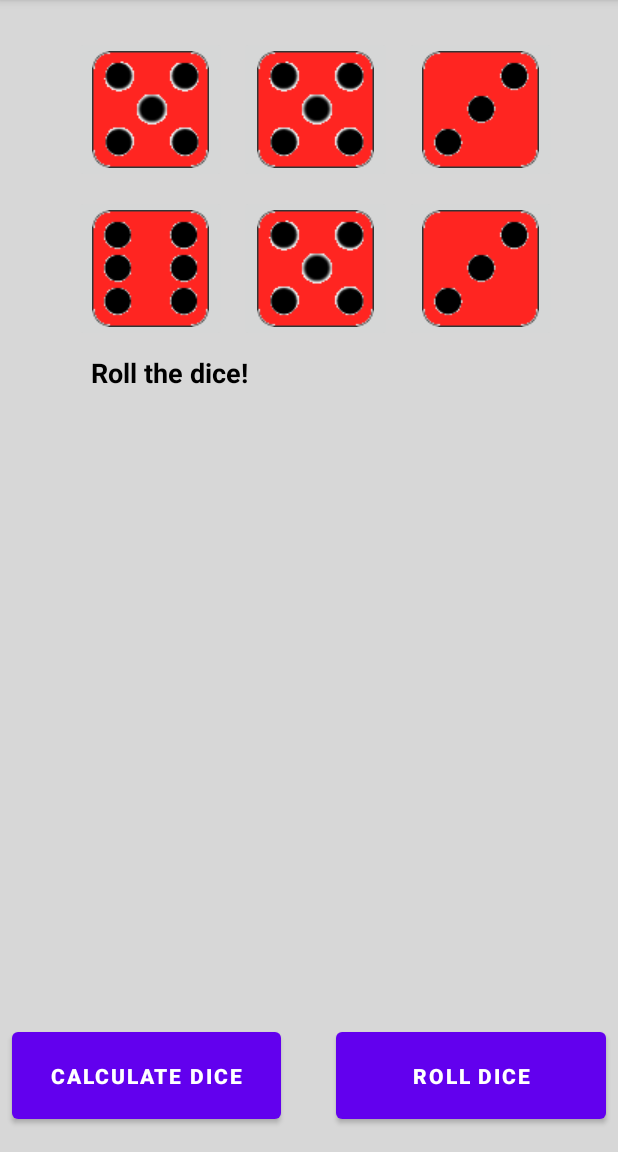
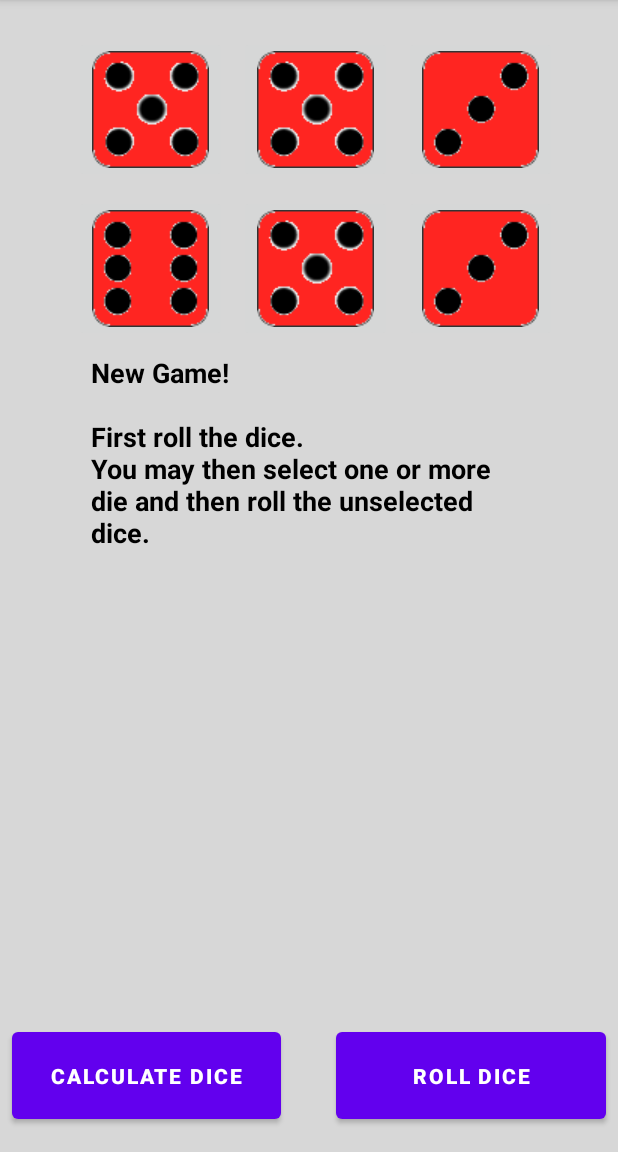
Before and after one commit to Cliveswe/Thirty, an Android app: the screen it shows after launch (ThirtyActivity), on a phone screen of 412 x 824 dp, the part 84-1236 px from its top. Run offline under Robolectric (Android 15) with nearby library versions, the phone set to English and light mode, and no system bars.

Commit message:
Last actions, cleaned up the code, added comments to all classes and methods. Version 1, done!

```diff
--- a/app/src/main/java/com/example/thirty/DiceImages.java
+++ b/app/src/main/java/com/example/thirty/DiceImages.java
@@ -1,25 +1,38 @@
+package com.example.thirty;
+
+import java.util.HashMap;
+
 /**
+ * This is a container class that groups together a list of die.
+ * <p>
  * Author: Clive Leddy
  * Email: clive@cliveleddy.com
  * Date: 2021-02-03
  */
-package com.example.thirty;
-
-import java.util.HashMap;
-
 public class DiceImages {
     private HashMap<DieColourEnum, HashMap<Integer, Integer>> imageList;
 
     public DiceImages() {
-        this.imageList = new HashMap<DieColourEnum, HashMap<Integer, Integer>>();
+        this.imageList = new HashMap<>();
     }
 
+    /**
+     * Insert a group of die into the list of dice. Use the parameter keyColour as a key to retreive
+     * a list of dice.
+     *
+     * @param keyColour a key as a DieColourEnum.
+     * @param dieImage  a group of die to be identified by the keyColour.
+     */
     public void addImage(DieColourEnum keyColour, HashMap<Integer, Integer> dieImage) {
-        //System.out.println("dieImage " + dieImage);
-        //System.out.println("key " + keyColour);
         imageList.put(keyColour, dieImage);
     }
 
+    /**
+     * Get a group of die given the key.
+     *
+     * @param key a key as a DieColourEnum.
+     * @return a group of die was identified by the key. The returned group is a HashMap.
+     */
     public HashMap<Integer, Integer> getImageList(DieColourEnum key) {
         return imageList.get(key);
     }
--- a/app/src/main/java/com/example/thirty/DieColourEnum.java
+++ b/app/src/main/java/com/example/thirty/DieColourEnum.java
@@ -1,4 +1,10 @@
 package com.example.thirty;
 
+
+/**
+ * Author: Clive Leddy
+ * Email: clive@cliveleddy.com
+ * Date: 2021-02-04
+ */
 public enum DieColourEnum {GREY, RED, WHITE
 }
--- a/app/src/main/java/com/example/thirty/ThirtyActivity.java
+++ b/app/src/main/java/com/example/thirty/ThirtyActivity.java
@@ -7,6 +7,7 @@ import android.os.Bundle;
 import android.util.Log;
 import android.widget.Button;
 import android.widget.ImageButton;
+import android.widget.TextView;
 import android.widget.Toast;
 
 import com.example.thirty.game.ThirtyGame;
@@ -16,6 +17,8 @@ import com.example.thirty.util.SetImageButtonsDice;
 import java.util.HashMap;
 
 /**
+ * This is the main activity of the game.
+ * <p>
  * Author: Clive Leddy
  * Email: clive@cliveleddy.com
  * Date: 2021-01-30
@@ -23,16 +26,21 @@ import java.util.HashMap;
 public class ThirtyActivity extends AppCompatActivity {
     //Logcat tags
     private static final String TAG = "ThirtyActivity";
-    private static final String KEY_GAME = "game";
+
     //Die colours
     private static final DieColourEnum PRIMARY_COLOUR = DieColourEnum.WHITE;
     private static final DieColourEnum SECONDARY_COLOUR = DieColourEnum.GREY;
+
+    //Bundle keys
+    private static final String KEY_GAME = "game";
+    private static final String KEY_GAME_INFO = "game info";
     //Extra's for communication between activities (process communication via the OS's Activity Manager)
     private static final int THIRTY_SHOW_RESULTS = 100;
 
     private HashMap<Integer, Integer> mAllDiceImageButtons;
     private ThirtyGame mGame;
     private GameMessages mGameMessages;
+    private Bundle mSavedInstanceState;
 
 
     @Override
@@ -40,6 +48,8 @@ public class ThirtyActivity extends AppCompatActivity {
         super.onCreate(savedInstanceState);
         Log.d(TAG, "onCreate(Bundle) called");//Logcat
 
+        //copy the activity lifecycle state
+        mSavedInstanceState = savedInstanceState;
 
         setContentView(R.layout.activity_thirty);
         initialise();//app set up
@@ -48,7 +58,6 @@ public class ThirtyActivity extends AppCompatActivity {
             Log.i(TAG, "Testing saved bundle");
             mGame = savedInstanceState.getParcelable(KEY_GAME);
         }
-
         refreshUI();
     }
 
@@ -65,8 +74,12 @@ public class ThirtyActivity extends AppCompatActivity {
         selectDieButtonAction();
         rollDiceButtonAction();
         calculateDiceResult();
+        mGameMessages.displayMessage(this, GameMessages.GameMessageKeyEnum.NEW_GAME);
     }
 
+    /**
+     * Update the game user interface.
+     */
     private void refreshUI() {
         if (!mGame.isGameOver()) {
             setDiceColour();
@@ -96,7 +109,7 @@ public class ThirtyActivity extends AppCompatActivity {
      *
      * @param requestCode a code used to inform this activity what the called activity did as an int.
      * @param resultCode  the code sent by the child activity on how it finished.
-     * @param data Intent data used to communicate with this activity.
+     * @param data        Intent data used to communicate with this activity.
      */
     protected void onActivityResult(int requestCode, int resultCode, Intent data) {
         super.onActivityResult(requestCode, resultCode, data);
@@ -174,7 +187,14 @@ public class ThirtyActivity extends AppCompatActivity {
     private void continueGame() {
 
         if (mGame.getRollCount() == 1) {
-            mGameMessages.displayMessage(this, GameMessages.GameMessageKeyEnum.ROLL_DICE);
+            // mGameMessages.displayMessage(this, GameMessages.GameMessageKeyEnum.ROLL_DICE);
+            if (mSavedInstanceState != null) {
+                //update game info
+                TextView tv = findViewById(R.id.game_status_text);
+                tv.setText(mSavedInstanceState.getCharSequence(KEY_GAME_INFO));
+            } else {
+                mGameMessages.displayMessage(this, GameMessages.GameMessageKeyEnum.NEW_GAME);
+            }
         } else if (mGame.getRollCount() > ThirtyGame.MAX_ROLLS) {
             Toast.makeText(this, "That was the last roll.", Toast.LENGTH_SHORT).show();
             mGameMessages.displayMessage(this, GameMessages.GameMessageKeyEnum.MAX_ROLLS_REACHED_CALCULATE_RESULT);
@@ -232,6 +252,8 @@ public class ThirtyActivity extends AppCompatActivity {
         Log.i(TAG, "onSaveInstanceState");
 
         savedInstanceState.putParcelable(KEY_GAME, mGame);//save and instance of the game object
+        TextView tv = findViewById(R.id.game_status_text);
+        savedInstanceState.putCharSequence(KEY_GAME_INFO, tv.getText());
     }
 
     @Override
--- a/app/src/main/java/com/example/thirty/dice/DieController.java
+++ b/app/src/main/java/com/example/thirty/dice/DieController.java
@@ -24,6 +24,7 @@ public class DieController extends Die implements Parcelable {
 
     /**
      * Copy constructor.
+     *
      * @param dieController source to copy from as type DieController.
      */
     public DieController(DieController dieController) {
--- a/app/src/main/res/layout/activity_thirty.xml
+++ b/app/src/main/res/layout/activity_thirty.xml
@@ -111,7 +111,6 @@
         android:layout_marginTop="8dp"
         android:layout_marginEnd="8dp"
         android:layout_marginRight="8dp"
-        android:autoText="false"
         android:gravity="start"
         android:paddingLeft="5dp"
         android:paddingRight="5dp"
```
Also changed, not shown: app/src/main/java/com/example/thirty/AllDieImages.java (+5 -6 lines), app/src/main/java/com/example/thirty/ScoreboardActivity.java (+7 -0 lines), app/src/main/java/com/example/thirty/dice/Dice.java (+7 -5 lines), app/src/main/java/com/example/thirty/dice/Die.java (+3 -4 lines), app/src/main/java/com/example/thirty/game/ThirtyGame.java (+12 -5 lines), app/src/main/java/com/example/thirty/game/ThirtyScorePerRound.java (+27 -2 lines), app/src/main/java/com/example/thirty/game/ThirtyScoreboard.java (+8 -0 lines), app/src/main/java/com/example/thirty/gameMessages/GameMessages.java (+14 -0 lines), app/src/main/java/com/example/thirty/scoreCalculator/ScoreCalculator.java (+8 -6 lines), app/src/main/java/com/example/thirty/util/SetImageButtonsDice.java (+19 -8 lines).
